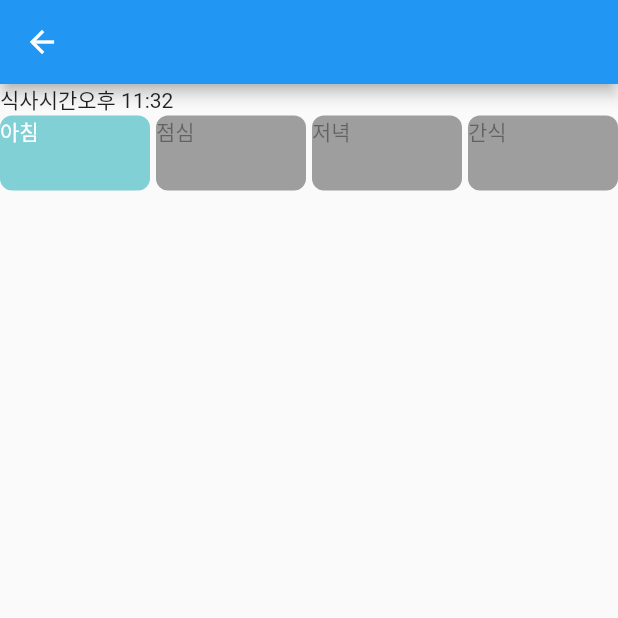
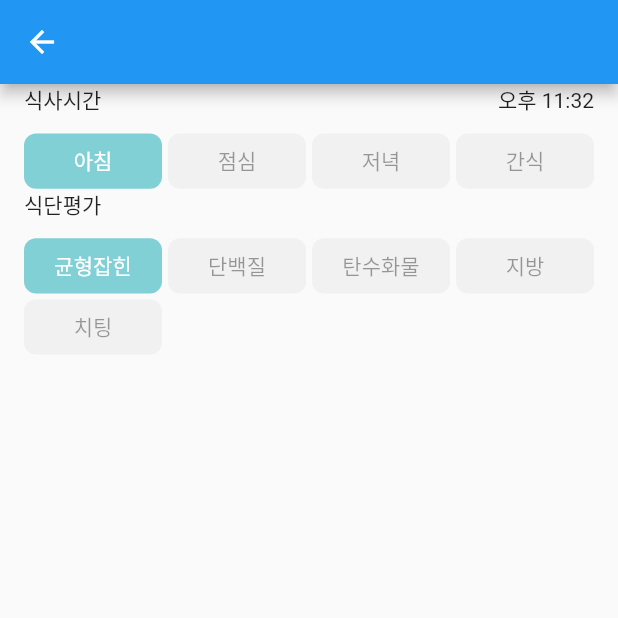
Before and after one commit to EunjoungAhn/dietapp, a Flutter app: the FoodAddPage screen opened directly, on a phone screen of 412 x 824 dp, the top half of it. Run offline on Flutter 3.47's test engine with Material 2 defaults, Android fonts, the phone set to English and light mode, and no system bars; our stand-ins replace sqflite; accounts and stored records are empty.

Commit message:
그리트 뷰 작업 리스트 클릭시 작동하게 작성

```diff
--- a/lib/style.dart
+++ b/lib/style.dart
@@ -2,7 +2,7 @@ import 'package:flutter/material.dart';
 
 Color mainColor = Color(0xFF81d0d6);
 Color bgColor = Colors.white;
-Color ibgColor = Colors.grey;
+Color ibgColor = Colors.grey.withOpacity(0.1);
 Color txtColor = Colors.black;
 Color iTxtColor = Colors.black38;
 double cardSize = 130;
--- a/lib/view/food.dart
+++ b/lib/view/food.dart
@@ -36,14 +36,17 @@ class _FoodAddPageState extends State<FoodAddPage> {
             }
             else if( index == 1){
               return Container(
+                margin: EdgeInsets.symmetric(horizontal: 16),
                 child: Column(
                   children: [
                     Row(
+                      mainAxisAlignment: MainAxisAlignment.spaceBetween,
                       children: [
                         Text("식사시간"),
                         Text("오후 11:32"),
                       ],
                     ),
+                    Container(height: 12,),
                     GridView.count(
                       // 그리드 뷰 이지만 움직이지 않게 설정
                       physics: NeverScrollableScrollPhysics(),
@@ -51,7 +54,9 @@ class _FoodAddPageState extends State<FoodAddPage> {
                       children: List.generate(
                         // utils 파일에 작성한 list 타입의 텍스트를 하나씩 만들어 준다.
                           mealTime.length, (_index) {
-                            return Container(
+                            return InkWell(
+                              child: Container(
+                                alignment: Alignment.center,
                                 child: Text(mealTime[_index],
                                 style: TextStyle(
                                   color: food.type == _index ? Colors.white : iTxtColor,
@@ -61,13 +66,69 @@ class _FoodAddPageState extends State<FoodAddPage> {
                                   borderRadius: BorderRadius.circular(8),
                                   color: food.type == _index ? mainColor : ibgColor,
                                 ),
+                              ),
+                              // 클릭시 index로 변경 가능하도록
+                              onTap: () {
+                                setState(() {
+                                  food.type = _index;
+                                });
+                              },
                             );
                         }
                         ),
                       crossAxisCount: 4, // 4개 만큼만 표시 넘으면 밑으로
                       crossAxisSpacing: 4,
                       mainAxisSpacing: 4,
-                      childAspectRatio: 2,
+                      childAspectRatio: 2.5,
+                    )
+                  ],
+                ),
+              );
+            }
+            else if( index == 2){
+              return Container(
+                margin: EdgeInsets.symmetric(horizontal: 16),
+                child: Column(
+                  children: [
+                    Row(
+                      mainAxisAlignment: MainAxisAlignment.spaceBetween,
+                      children: [
+                        Text("식단평가"),
+                      ],
+                    ),
+                    Container(height: 12,),
+                    GridView.count(
+                      // 그리드 뷰 이지만 움직이지 않게 설정
+                      physics: NeverScrollableScrollPhysics(),
+                      shrinkWrap: true,
+                      children: List.generate(
+                        // utils 파일에 작성한 list 타입의 텍스트를 하나씩 만들어 준다.
+                          mealType.length, (_index) {
+                        return InkWell(
+                          child: Container(
+                            alignment: Alignment.center,
+                            child: Text(mealType[_index],
+                              style: TextStyle(
+                                color: food.type == _index ? Colors.white : iTxtColor,
+                              ),),
+                            // 클릭시 활성화 같은 표시를 위해 설정
+                            decoration: BoxDecoration(
+                              borderRadius: BorderRadius.circular(8),
+                              color: food.type == _index ? mainColor : ibgColor,
+                            ),
+                          ),
+                          onTap: () {
+                            setState(() {
+                              food.type = _index;
+                            });
+                          },
+                        );
+                      }
+                      ),
+                      crossAxisCount: 4, // 4개 만큼만 표시 넘으면 밑으로
+                      crossAxisSpacing: 4,
+                      mainAxisSpacing: 4,
+                      childAspectRatio: 2.5,
                     )
                   ],
                 ),
```
Lines whose indentation alone changed are shown as unchanged.
